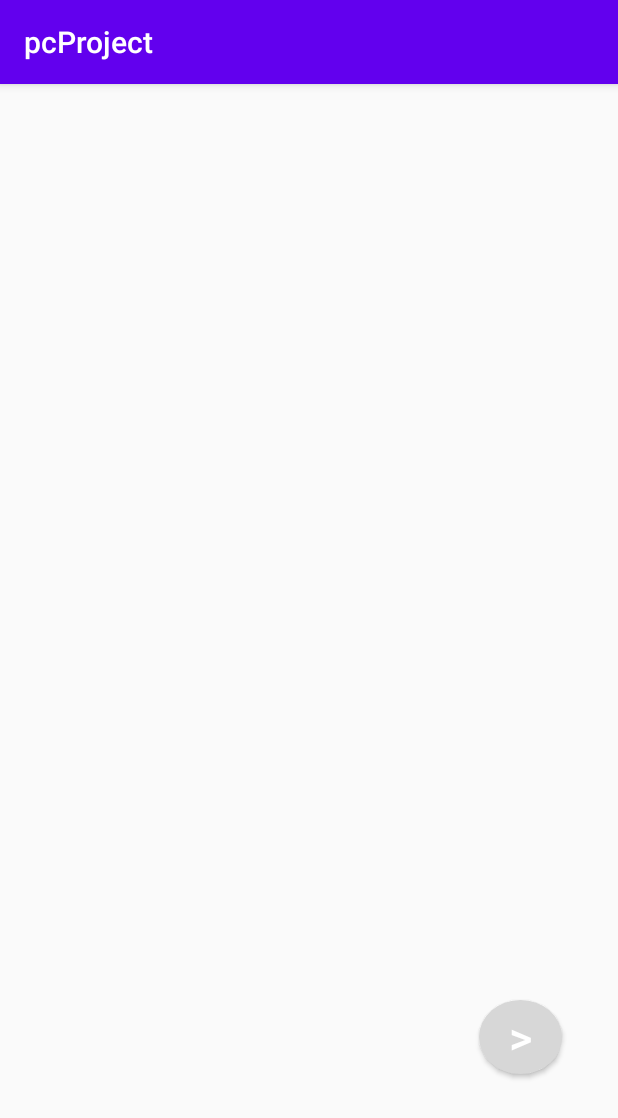
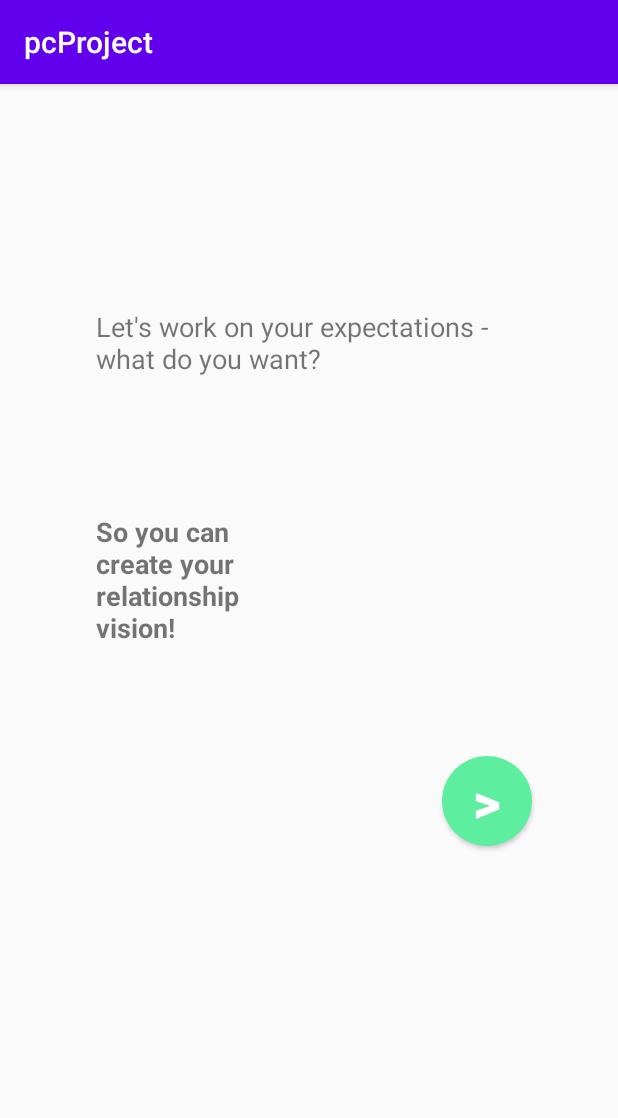
Before and after one commit to Mechiri/pervasive-computing, an Android app: the initialSurvey screen opened directly, with no data from a screen before it, on a phone screen of 412 x 824 dp. Shown: the top 1118 px of the screen. Run offline under Robolectric (Android 15) with nearby library versions, the light colour scheme and no system bars.

Commit message:
Used Fragment Activites to implement initial relationship survey

```diff
--- a/app/build.gradle
+++ b/app/build.gradle
@@ -31,6 +31,7 @@
     implementation 'com.google.android.material:material:1.3.0-alpha03'
     implementation 'com.google.firebase:firebase-storage:19.2.0'
     implementation 'com.google.firebase:firebase-firestore:22.0.0'
+    implementation 'androidx.legacy:legacy-support-v4:1.0.0'
     testImplementation 'junit:junit:4.12'
     androidTestImplementation 'androidx.test.ext:junit:1.1.2'
     androidTestImplementation 'androidx.test.espresso:espresso-core:3.3.0'
--- a/app/src/main/java/com/example/pcproject/initialSurvey.java
+++ b/app/src/main/java/com/example/pcproject/initialSurvey.java
@@ -1,6 +1,7 @@
 package com.example.pcproject;
 
 import androidx.appcompat.app.AppCompatActivity;
+import androidx.fragment.app.FragmentManager;
 import androidx.viewpager2.widget.ViewPager2;
 
 import android.content.Intent;
@@ -22,6 +23,11 @@
     protected void onCreate(Bundle savedInstanceState) {
         super.onCreate(savedInstanceState);
         setContentView(R.layout.activity_initial_survey);
+
+        surveypage1fragment surveypage1fragment = new surveypage1fragment();
+        FragmentManager fm = getSupportFragmentManager();
+        fm.beginTransaction().add(R.id.mainLayout, surveypage1fragment).commit();
+
 
         //buttonSurveyAction = findViewById(R.id.surveyButton);
 
--- /dev/null
+++ b/app/src/main/java/com/example/pcproject/surveypage1fragment.java
@@ -0,0 +1,40 @@
+package com.example.pcproject;
+
+import android.os.Bundle;
+
+import androidx.fragment.app.Fragment;
+import androidx.fragment.app.FragmentTransaction;
+
+import android.view.LayoutInflater;
+import android.view.View;
+import android.view.ViewGroup;
+import android.widget.Button;
+
+public class surveypage1fragment extends Fragment {
+
+    private Button nextB;
+
+    public surveypage1fragment() {
+        // Required empty public constructor
+    }
+
+    @Override
+    public View onCreateView(LayoutInflater inflater, ViewGroup container,
+                             Bundle savedInstanceState) {
+        // Inflate the layout for this fragment
+        View v = inflater.inflate(R.layout.fragment_surveypage1fragment, container, false);
+        nextB = v.findViewById(R.id.nextSurveyB);
+
+        nextB.setOnClickListener(new View.OnClickListener() {
+            @Override
+            public void onClick(View view) {
+                surveypage2fragment surveypage2fragment = new surveypage2fragment();
+                FragmentTransaction transaction = getFragmentManager().beginTransaction();
+                transaction.replace(R.id.mainLayout, surveypage2fragment);
+                transaction.commit();
+            }
+        });
+
+        return v;
+    }
+}
--- a/app/src/main/res/drawable/choiceborder_inactive.xml
+++ b/app/src/main/res/drawable/choiceborder_inactive.xml
@@ -3,8 +3,8 @@
     <item>
         <shape android:shape="rectangle">
             <size
-                android:width="266dp"
-                android:height="76dp"/>
+                android:width="230dp"
+                android:height="65dp"/>
             <corners
                 android:radius="10dp"/>
             <stroke
--- a/app/src/main/res/drawable/nextbuttonborder_active.xml
+++ b/app/src/main/res/drawable/nextbuttonborder_active.xml
@@ -4,8 +4,8 @@
         <shape android:shape="oval">
             <solid android:color="@color/primary"/>
             <size
-                android:width="30dp"
-                android:height="30dp"/>
+                android:width="60dp"
+                android:height="60dp"/>
         </shape>
     </item>
 </selector>
--- a/app/src/main/res/drawable/nextbuttonborder_inactive.xml
+++ b/app/src/main/res/drawable/nextbuttonborder_inactive.xml
@@ -4,8 +4,8 @@
         <shape android:shape="oval">
             <solid android:color="@color/gray"/>
             <size
-                android:width="30dp"
-                android:height="30dp"/>
+                android:width="60dp"
+                android:height="60dp"/>
         </shape>
     </item>
 </selector>
--- a/app/src/main/res/layout/activity_initial_survey.xml
+++ b/app/src/main/res/layout/activity_initial_survey.xml
@@ -2,40 +2,7 @@
 <androidx.constraintlayout.widget.ConstraintLayout xmlns:android="http://schemas.android.com/apk/res/android"
     xmlns:app="http://schemas.android.com/apk/res-auto"
     xmlns:tools="http://schemas.android.com/tools"
+    android:id="@+id/mainLayout"
     android:layout_width="match_parent"
     android:layout_height="match_parent"
-    tools:context=".initialSurvey">
-
-    <Button
-        android:id="@+id/surveyButton"
-        android:layout_width="55dp"
-        android:layout_height="49dp"
-        android:layout_marginStart="252dp"
-        android:layout_marginTop="16dp"
-        android:layout_marginEnd="24dp"
-        android:layout_marginBottom="108dp"
-        android:background="@drawable/nextbuttonborder_inactive"
-        android:text=">"
-        android:textColor="@color/white"
-        android:textSize="30sp"
-        app:layout_constraintBottom_toBottomOf="parent"
-        app:layout_constraintEnd_toEndOf="parent"
-        app:layout_constraintHorizontal_bias="0.837"
-        app:layout_constraintStart_toStartOf="parent"
-        app:layout_constraintTop_toBottomOf="@+id/choice2" />
-
-    <androidx.viewpager2.widget.ViewPager2
-        android:id="@+id/surveyViewPager"
-        android:layout_width="406dp"
-        android:layout_height="494dp"
-        android:layout_marginStart="2dp"
-        android:layout_marginTop="49dp"
-        android:layout_marginEnd="3dp"
-        android:layout_marginBottom="31dp"
-        app:layout_constraintBottom_toTopOf="@+id/surveyButton"
-        app:layout_constraintEnd_toEndOf="parent"
-        app:layout_constraintStart_toStartOf="parent"
-        app:layout_constraintTop_toTopOf="parent">
-
-    </androidx.viewpager2.widget.ViewPager2>
-</androidx.constraintlayout.widget.ConstraintLayout>
+    tools:context=".initialSurvey" />
--- /dev/null
+++ b/app/src/main/res/layout/fragment_surveypage1fragment.xml
@@ -0,0 +1,56 @@
+<?xml version="1.0" encoding="utf-8"?>
+<androidx.constraintlayout.widget.ConstraintLayout xmlns:android="http://schemas.android.com/apk/res/android"
+    xmlns:app="http://schemas.android.com/apk/res-auto"
+    xmlns:tools="http://schemas.android.com/tools"
+    android:layout_width="match_parent"
+    android:layout_height="match_parent"
+    tools:context=".surveypage1fragment">
+
+    <TextView
+        android:id="@+id/textView8"
+        android:layout_width="284dp"
+        android:layout_height="96dp"
+        android:layout_marginStart="63dp"
+        android:layout_marginTop="137dp"
+        android:layout_marginEnd="64dp"
+        android:layout_marginBottom="28dp"
+        android:text="Let's work on your expectations - what do you want?"
+        android:textSize="18sp"
+        app:layout_constraintBottom_toTopOf="@+id/textView9"
+        app:layout_constraintEnd_toEndOf="parent"
+        app:layout_constraintStart_toStartOf="parent"
+        app:layout_constraintTop_toTopOf="parent" />
+
+    <TextView
+        android:id="@+id/textView9"
+        android:layout_width="120dp"
+        android:layout_height="128dp"
+        android:layout_marginStart="63dp"
+        android:layout_marginEnd="228dp"
+        android:layout_marginBottom="342dp"
+        android:text="So you can create your relationship vision!"
+        android:textSize="18sp"
+        android:textStyle="bold"
+        app:layout_constraintBottom_toBottomOf="parent"
+        app:layout_constraintEnd_toEndOf="parent"
+        app:layout_constraintStart_toStartOf="parent"
+        app:layout_constraintTop_toBottomOf="@+id/textView8" />
+
+    <Button
+        android:id="@+id/nextSurveyB"
+        android:layout_width="60dp"
+        android:layout_height="60dp"
+        android:layout_marginStart="287dp"
+        android:layout_marginTop="181dp"
+        android:layout_marginEnd="50dp"
+        android:layout_marginBottom="239dp"
+        android:background="@drawable/nextbuttonborder_active"
+        android:text=">"
+        android:textColor="@color/white"
+        android:textSize="36sp"
+        android:textStyle="bold"
+        app:layout_constraintBottom_toBottomOf="parent"
+        app:layout_constraintEnd_toEndOf="parent"
+        app:layout_constraintStart_toStartOf="parent"
+        app:layout_constraintTop_toBottomOf="@+id/textView8" />
+</androidx.constraintlayout.widget.ConstraintLayout>
--- a/app/src/main/res/values/strings.xml
+++ b/app/src/main/res/values/strings.xml
@@ -1,3 +1,5 @@
 <resources>
     <string name="app_name">pcProject</string>
+    <!-- TODO: Remove or change this placeholder text -->
+    <string name="hello_blank_fragment">Hello blank fragment</string>
 </resources>
```
Also changed, not shown: app/src/main/java/com/example/pcproject/surveypage2fragment.java (added, +81 -0 lines), app/src/main/java/com/example/pcproject/surveypage3fragment.java (added, +23 -0 lines), app/src/main/res/color/selectedtextcolor.xml (added, +9 -0 lines), app/src/main/res/drawable/choicebordershape.xml (renamed from app/src/main/res/drawable/choiceborder_active.xml, +17 -3 lines), app/src/main/res/layout/fragment_surveypage2fragment.xml (added, +107 -0 lines), app/src/main/res/layout/fragment_surveypage3fragment.xml (added, +59 -0 lines).
